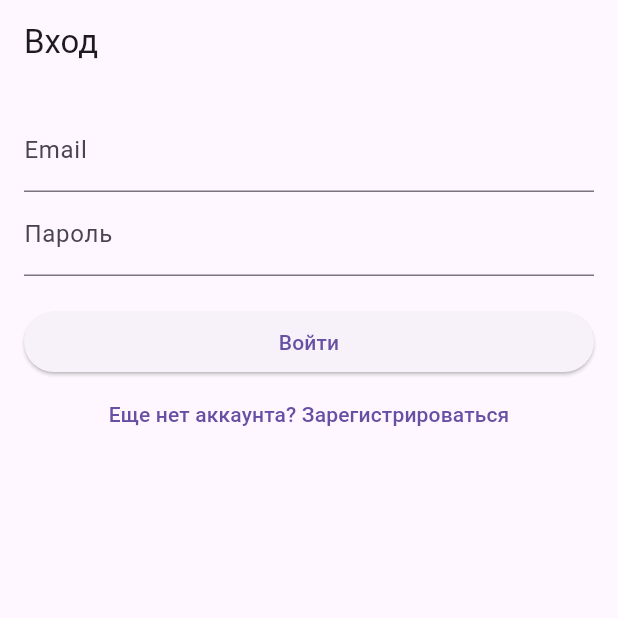
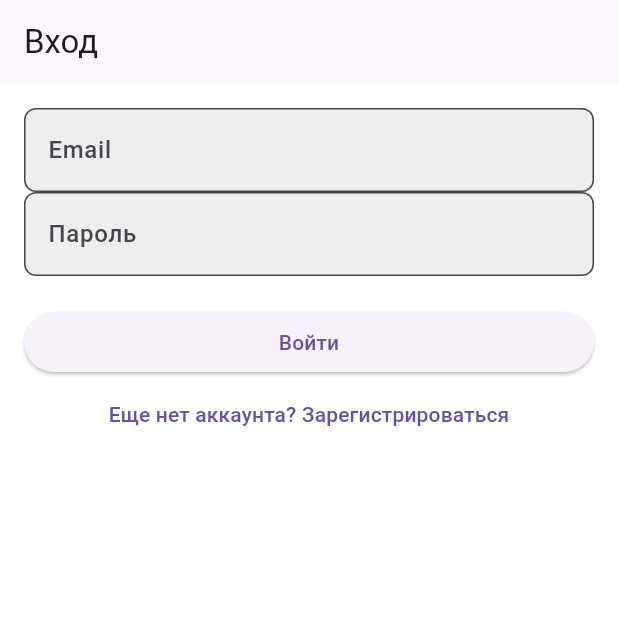
Before and after one commit to Clydewtf/fitness_app, a Flutter app: the screen it shows after launch, on a phone screen of 412 x 824 dp, the top half of it. Run offline on Flutter 3.47's test engine with Material 3 defaults, Android fonts, the phone set to English and light mode, and no system bars; our stand-ins replace cloud_firestore, equatable, firebase_auth, firebase_core, flutter_bloc, flutter_local_notifications and 5 more; accounts and stored records are empty.

```diff
--- /dev/null
+++ b/lib/core/theme/theme.dart
@@ -0,0 +1,44 @@
+import 'package:flutter/material.dart';
+
+class AppTheme {
+  static ThemeData lightTheme = ThemeData(
+    brightness: Brightness.light,
+    primarySwatch: Colors.blue,
+    scaffoldBackgroundColor: Colors.white,
+    textTheme: const TextTheme(
+      bodyLarge: TextStyle(fontSize: 16, fontWeight: FontWeight.w500, color: Colors.black),
+    ),
+    inputDecorationTheme: InputDecorationTheme(
+      filled: true,
+      fillColor: Colors.grey[200],
+      border: OutlineInputBorder(borderRadius: BorderRadius.circular(8.0)),
+    ),
+  );
+
+  static ThemeData darkTheme = ThemeData.dark().copyWith(
+    primaryColor: Colors.blue,
+    scaffoldBackgroundColor: const Color(0xFF1E1E1E),
+    textTheme: const TextTheme(
+      bodyLarge: TextStyle(fontSize: 16, fontWeight: FontWeight.w500, color: Colors.white),
+    ),
+    inputDecorationTheme: InputDecorationTheme(
+      filled: true,
+      fillColor: Colors.grey[800], // Темный фон для полей ввода
+      border: OutlineInputBorder(borderRadius: BorderRadius.circular(8.0)),
+    ),
+    appBarTheme: const AppBarTheme(
+      backgroundColor: Color.fromARGB(255, 34, 34, 34),
+      foregroundColor: Colors.white,
+    ),
+    switchTheme: SwitchThemeData(
+      thumbColor: WidgetStateProperty.all(Colors.white),
+      trackColor: WidgetStateProperty.all(Colors.grey[650]),
+    ),
+    listTileTheme: const ListTileThemeData(iconColor: Colors.white),
+    bottomNavigationBarTheme: const BottomNavigationBarThemeData(
+      backgroundColor: Color.fromARGB(255, 34, 34, 34), // Темный фон для нижнего меню
+      selectedItemColor: Colors.blue,
+      unselectedItemColor: Colors.grey,
+    ),
+  );
+}
--- /dev/null
+++ b/lib/core/theme/theme_state.dart
@@ -0,0 +1,10 @@
+part of 'theme_cubit.dart';
+
+abstract class ThemeState {}
+
+class ThemeInitial extends ThemeState {}
+
+class ThemeUpdated extends ThemeState {
+  final bool isDarkMode;
+  ThemeUpdated(this.isDarkMode);
+}
--- a/lib/main.dart
+++ b/lib/main.dart
@@ -1,10 +1,12 @@
 import 'package:firebase_core/firebase_core.dart';
+import 'package:fitness_app/core/theme/theme.dart';
 import 'package:fitness_app/logic/notification_bloc/notification_event.dart';
 import 'package:flutter/material.dart';
 import 'package:timezone/timezone.dart' as tz;
 import 'package:timezone/data/latest_all.dart' as tz;
 import 'package:flutter_bloc/flutter_bloc.dart';
 import 'core/locator.dart';
+import 'core/theme/theme_cubit.dart';
 import 'logic/auth_bloc/auth_bloc.dart';
 import 'logic/auth_bloc/auth_event.dart';
 import 'logic/auth_bloc/auth_state.dart';
@@ -42,11 +44,17 @@ class MyApp extends StatelessWidget {
       providers: [
         BlocProvider(create: (context) => locator<AuthBloc>()..add(CheckLoginStatus())),
         BlocProvider<NotificationBloc>(create: (context) => NotificationBloc(notificationService: locator<NotificationService>())..add(LoadNotificationsEvent()),),
+        BlocProvider(create: (context) => ThemeCubit()..loadTheme()),
       ],
-      child: MaterialApp(
-        title: 'Фитнес-приложение',
-        theme: ThemeData(primarySwatch: Colors.blue),
-        home: const AuthWrapper(), // Определяем, какой экран загрузить
+      child: BlocBuilder<ThemeCubit, ThemeState>(
+        builder: (context, state) {
+          bool isDarkMode = state is ThemeUpdated && state.isDarkMode;
+          return MaterialApp(
+            title: 'Фитнес-приложение',
+            theme: isDarkMode ? AppTheme.darkTheme : AppTheme.lightTheme,
+            home: const AuthWrapper(),
+          );
+        },
       ),
     );
   }
--- a/lib/presentation/screens/home/home_screen.dart
+++ b/lib/presentation/screens/home/home_screen.dart
@@ -34,6 +34,8 @@ class _HomeScreenState extends State<HomeScreen> {
 
   @override
   Widget build(BuildContext context) {
+    Color bgColor = Theme.of(context).bottomNavigationBarTheme.backgroundColor ?? Colors.white;
+
     return Scaffold(
       appBar: AppBar(),
       body: Stack(
@@ -45,7 +47,7 @@ class _HomeScreenState extends State<HomeScreen> {
             alignment: Alignment.bottomCenter,
             child: Container(
               decoration: BoxDecoration(
-                color: Colors.white,
+                color: bgColor,
                 borderRadius: const BorderRadius.only(
                   topLeft: Radius.circular(20),
                   topRight: Radius.circular(20),
@@ -74,7 +76,7 @@ class _HomeScreenState extends State<HomeScreen> {
 
           // Кнопка "Плюс" по центру
           Positioned(
-            bottom: 10, // Чуть выше, чтобы не перекрывать навигацию
+            bottom: 15, // Чуть выше, чтобы не перекрывать навигацию
             left: MediaQuery.of(context).size.width / 2 - 30,
             child: FloatingActionButton(
               onPressed: () {
```
Also changed, not shown: lib/core/theme.dart (deleted, +0 -11 lines), lib/core/theme/theme_cubit.dart (added, +22 -0 lines), lib/presentation/screens/profile/profile_screen.dart (+15 -0 lines), lib/presentation/screens/profile/settings_screen.dart (added, +26 -0 lines).
